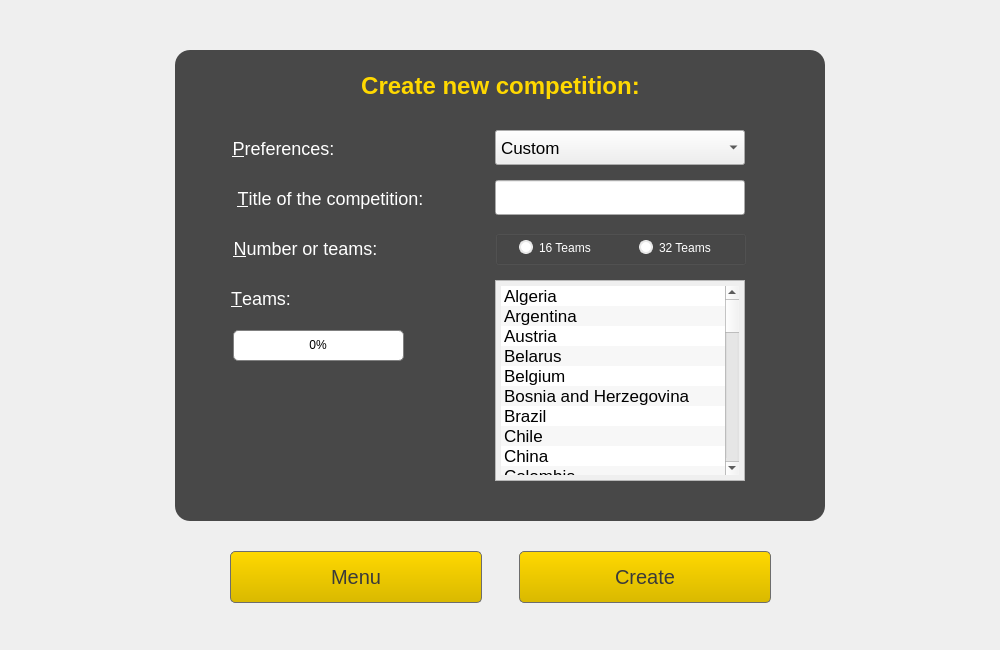
vaddya/FootballEditor16, file sources/FootballEditor16/GUIApp/createcompdialog.ui: the form before one commit.
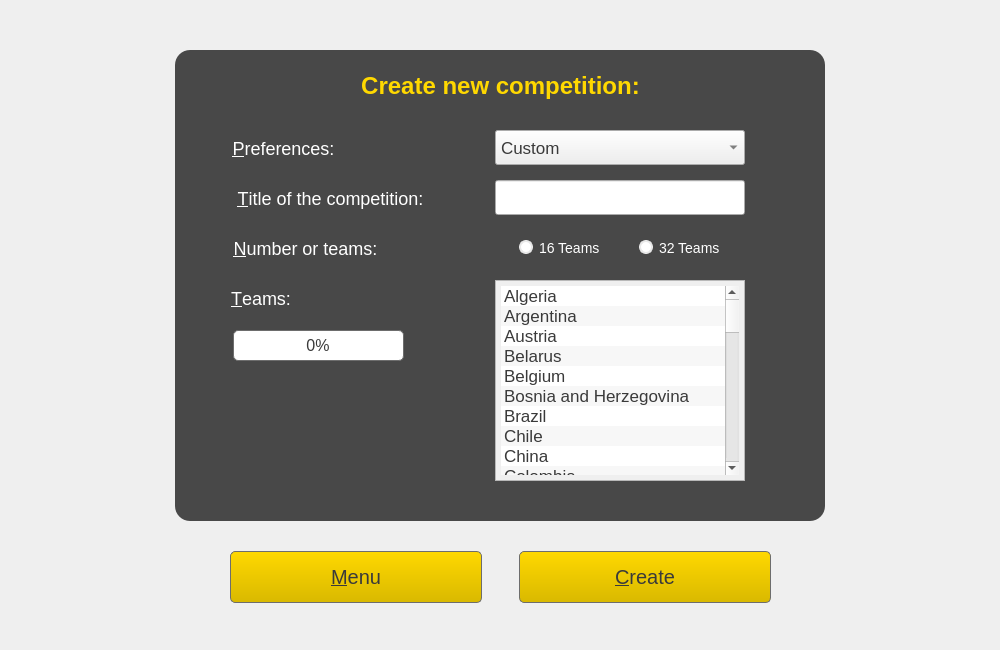
The form after the commit. Icons and pictures are not drawn.

```diff
--- a/sources/FootballEditor16/GUIApp/createcompdialog.ui
+++ b/sources/FootballEditor16/GUIApp/createcompdialog.ui
@@ -59,7 +59,7 @@
 }</string>
       </property>
       <property name="text">
-       <string>Menu</string>
+       <string>&amp;Menu</string>
       </property>
      </widget>
     </item>
@@ -101,7 +101,7 @@
 }</string>
       </property>
       <property name="text">
-       <string>Create</string>
+       <string>&amp;Create</string>
       </property>
      </widget>
     </item>
@@ -253,6 +253,10 @@
       <verstretch>0</verstretch>
      </sizepolicy>
     </property>
+    <property name="styleSheet">
+     <string notr="true">border: none;
+font-size: 14px;</string>
+    </property>
     <property name="title">
      <string/>
     </property>
@@ -264,7 +268,7 @@
       <rect>
        <x>134</x>
        <y>0</y>
-       <width>111</width>
+       <width>101</width>
        <height>35</height>
       </rect>
      </property>
@@ -307,7 +311,7 @@
       <rect>
        <x>14</x>
        <y>0</y>
-       <width>111</width>
+       <width>101</width>
        <height>35</height>
       </rect>
      </property>
@@ -480,7 +484,8 @@
      <string notr="true">font-size: 17px;
 width: 220px;
 height: 35px;
-padding-left: 5px;</string>
+padding-left: 5px;
+color: #3a3a3a;</string>
     </property>
     <property name="duplicatesEnabled">
      <bool>false</bool>
@@ -521,7 +526,8 @@
 padding-left: 5px;
 padding-top: 5px;
 padding-bottom: 5px;
-padding-right: 5px;</string>
+padding-right: 5px;
+color: #3a3a3a;</string>
     </property>
     <property name="verticalScrollBarPolicy">
      <enum>Qt::ScrollBarAsNeeded</enum>
@@ -789,16 +795,20 @@
      </rect>
     </property>
     <property name="styleSheet">
-     <string notr="true">QProgressBar:horizontal {
-padding: 1px;
-font-size: 18px;
-border: 1px solid gray;
-border-radius: 5px;
-width: 240px;
+     <string notr="true">QProgressBar {
+	font-size: 16px;
+	color: #3a3a3a;
+}
+
+QProgressBar:horizontal {
+	padding: 1px;
+	border: 1px solid #6d6d6d transparent;
+	border-radius: 5px;
+	width: 240px;
 }
 
 QProgressBar::chunk:horizontal {
-background: qlineargradient(x1: 0, y1: 0.5, x2: 1, y2: 0.5, stop: 0 #d9b900, stop: 1 #ffea01);
+	background: qlineargradient(x1: 0, y1: 0.5, x2: 1, y2: 0.5, stop: 0 #d9b900, stop: 1 #ffea01);
 }</string>
     </property>
     <property name="value">
```
Left out of the diff: 6 changed lines with no effect on the pictures.
